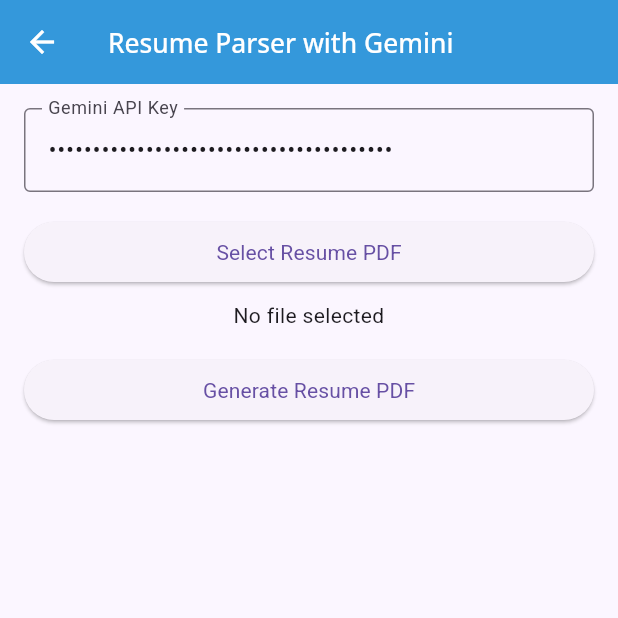
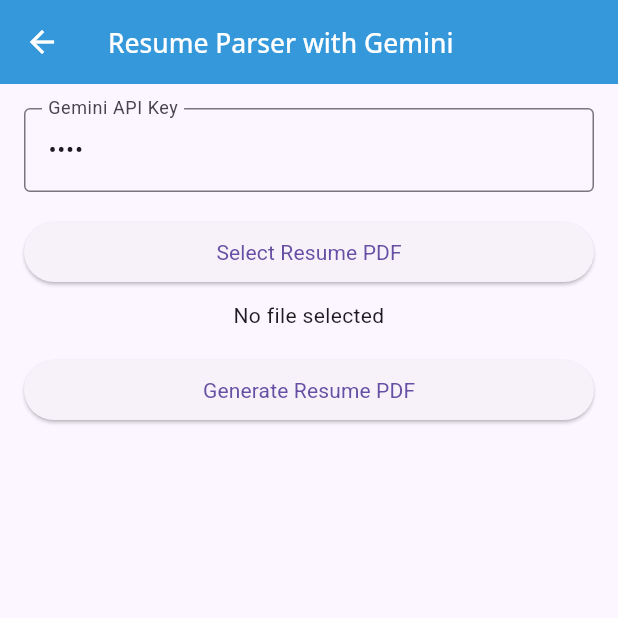
Before and after one commit to umeriplex/virtual-career-flutter, a Flutter app: the ResumeParserScreen screen opened directly, on a phone screen of 412 x 824 dp, the top half of it. Run offline on Flutter 3.47's test engine with Material 3 defaults, Android fonts, the phone set to English and light mode, and no system bars; our stand-ins replace awesome_dialog, bot_toast, cached_network_image, cloud_firestore, confetti, dio and 22 more; missing offline and left inert: android_path_provider, flutter_cached_pdfview, flutter_pdfview, read_pdf_text; accounts and stored records are empty; network calls fail.

Commit message:
final fixes

```diff
--- a/lib/core/constant/app_constants.dart
+++ b/lib/core/constant/app_constants.dart
@@ -1,4 +1,4 @@
 class AppConstants {
-  static const geminiKey = "AIzaSyCz0SGfiVhN8Yu0fX_JdKNxVMZ0SPgEJ4s";
+  static const geminiKey = "----";
   static const String placeHolderImage = 'https://firstbenefits.org/wp-content/uploads/2017/10/placeholder-1024x1024.png';
 }
```
